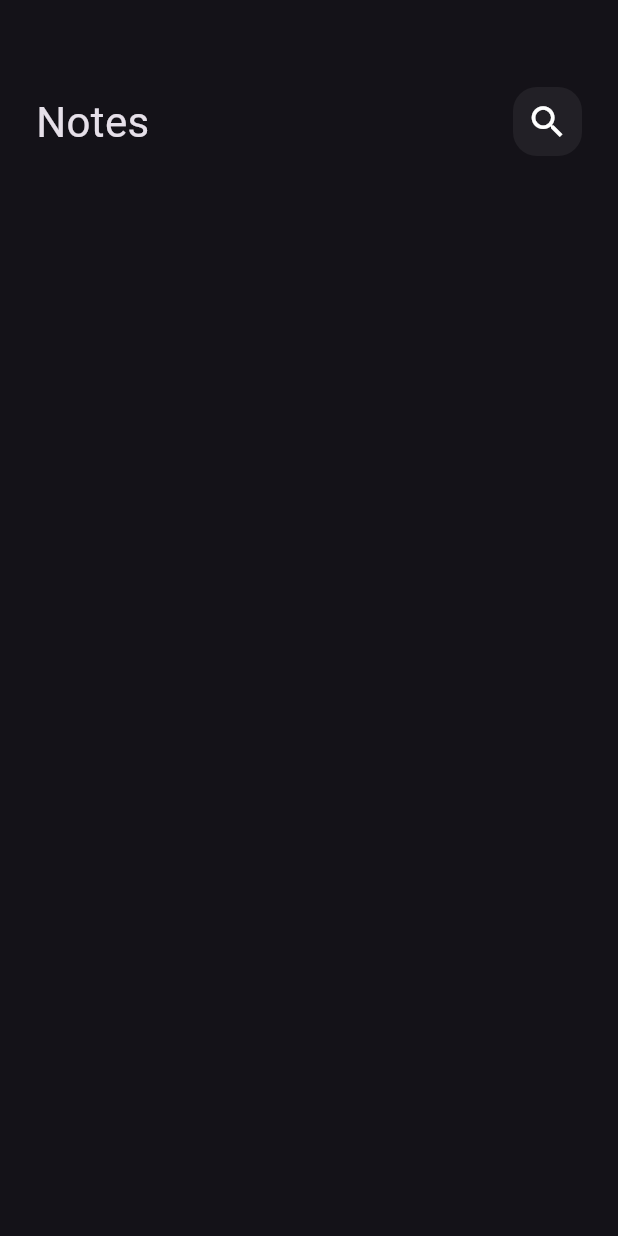
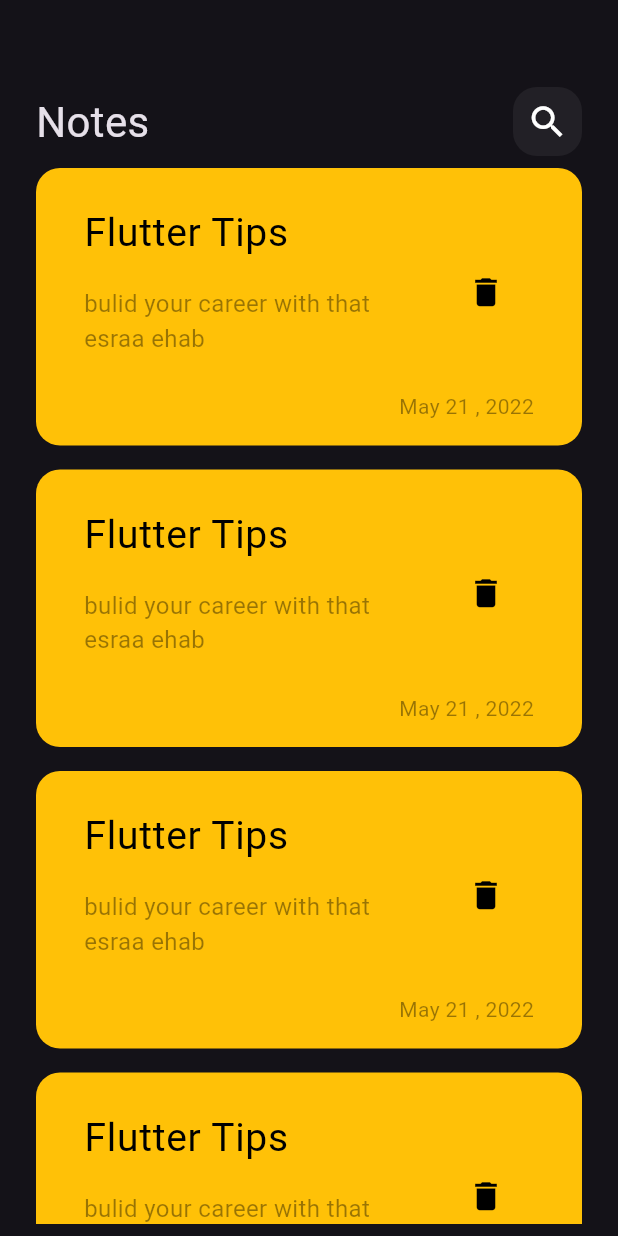
Before and after one commit to esraaehab333/notes-app, a Flutter app: the screen it shows after launch, on a phone screen of 412 x 824 dp. Run offline on Flutter 3.47's test engine with Material 3 defaults, Android fonts, the phone set to English and light mode, and no system bars; Roboto replaces fonts that are missing (Poppins).

Commit message:
commit 2

```diff
--- a/lib/main.dart
+++ b/lib/main.dart
@@ -12,7 +12,7 @@ class MyApp extends StatelessWidget {
   @override
   Widget build(BuildContext context) {
     return MaterialApp(
-      theme: ThemeData(brightness: Brightness.dark),
+      theme: ThemeData(brightness: Brightness.dark , fontFamily: "Poppins"),
       home: const NotesView(),
     );
   }
--- /dev/null
+++ b/lib/widgets/custom_listview.dart
@@ -0,0 +1,18 @@
+
+import 'package:flutter/material.dart';
+import 'package:note_app/widgets/custom_note_item.dart';
+
+class NotesListView extends StatelessWidget {
+  const NotesListView({super.key});
+
+  @override
+  Widget build(BuildContext context) {
+    return ListView.builder(
+      itemBuilder: (context, index) => const Padding(
+        padding: EdgeInsets.symmetric(vertical: 8),
+        child: NoteItem(),
+      ),
+      itemCount: 5,
+    );
+  }
+}
--- /dev/null
+++ b/lib/widgets/custom_note_item.dart
@@ -0,0 +1,62 @@
+import 'package:flutter/material.dart';
+
+class NoteItem extends StatelessWidget {
+  const NoteItem({super.key});
+
+  @override
+  Widget build(BuildContext context) {
+    return Container(
+      decoration: BoxDecoration(
+        color: Colors.amber,
+        borderRadius: BorderRadius.circular(16),
+      ),
+      child: Padding(
+        padding: const EdgeInsets.all(16.0),
+        child: Column(
+          crossAxisAlignment: CrossAxisAlignment.end,
+          children: [
+            ListTile(
+              title:const  Padding(
+                padding:  EdgeInsets.only(bottom: 16),
+                child:  Text(
+                  "Flutter Tips",
+                  style: TextStyle(
+                    color: Colors.black,
+                    fontSize: 26,
+                  ),
+                ),
+              ),
+              subtitle: Padding(
+                padding: const EdgeInsets.only(bottom: 16),
+                child: Text(
+                  "bulid your career with that esraa ehab",
+                  style: TextStyle(
+                    color: Colors.black.withOpacity(0.4),
+                    fontSize: 16,
+                  ),
+                ),
+              ),
+              trailing: IconButton(
+                icon: const Icon(
+                  Icons.delete,
+                  size: 25,
+                  color: Colors.black,
+                ),
+                onPressed: () {},
+              ),
+            ),
+            Padding(
+              padding: const EdgeInsets.only(right: 16),
+              child:  Text(
+                "May 21 , 2022",
+                style: TextStyle(
+                  color: Colors.black.withOpacity(0.4),
+                ),
+              ),
+            ),
+          ],
+        ),
+      ),
+    );
+  }
+}
--- a/lib/widgets/notes_view_body.dart
+++ b/lib/widgets/notes_view_body.dart
@@ -1,5 +1,6 @@
 import 'package:flutter/material.dart';
 import 'package:note_app/widgets/custom_app_bar.dart';
+import 'package:note_app/widgets/custom_listview.dart';
 
 class NotesViewBody extends StatelessWidget {
   const NotesViewBody({super.key});
@@ -17,40 +18,9 @@ class NotesViewBody extends StatelessWidget {
             height: 50,
           ),
           CustomAppBar(),
+          Expanded(child: NotesListView())
         ],
       ),
     );
   }
 }
-
-class NoteItem extends StatelessWidget {
-  const NoteItem({super.key});
-
-  @override
-  Widget build(BuildContext context) {
-    return Container(
-      decoration: BoxDecoration(
-        color: Colors.amber,
-        borderRadius: BorderRadius.circular(16),
-      ),
-      child: Column(
-        children: [
-          ListTile(
-            title: const Text(
-              "Flutter Tips",
-            ),
-            subtitle: const Text(
-              "bulid your career with that",
-            ),
-            trailing: IconButton(
-              icon: const Icon(
-                Icons.delete,
-              ),
-              onPressed: (){},
-            ),
-          ),
-        ],
-      ),
-    );
-  }
-}
--- a/pubspec.yaml
+++ b/pubspec.yaml
@@ -35,6 +35,7 @@ dependencies:
   # The following adds the Cupertino Icons font to your application.
   # Use with the CupertinoIcons class for iOS style icons.
   cupertino_icons: ^1.0.2
+  google_fonts: ^6.1.0
 
 dev_dependencies:
   flutter_test:
```
Also changed, not shown: pubspec.lock, 1 other file.
